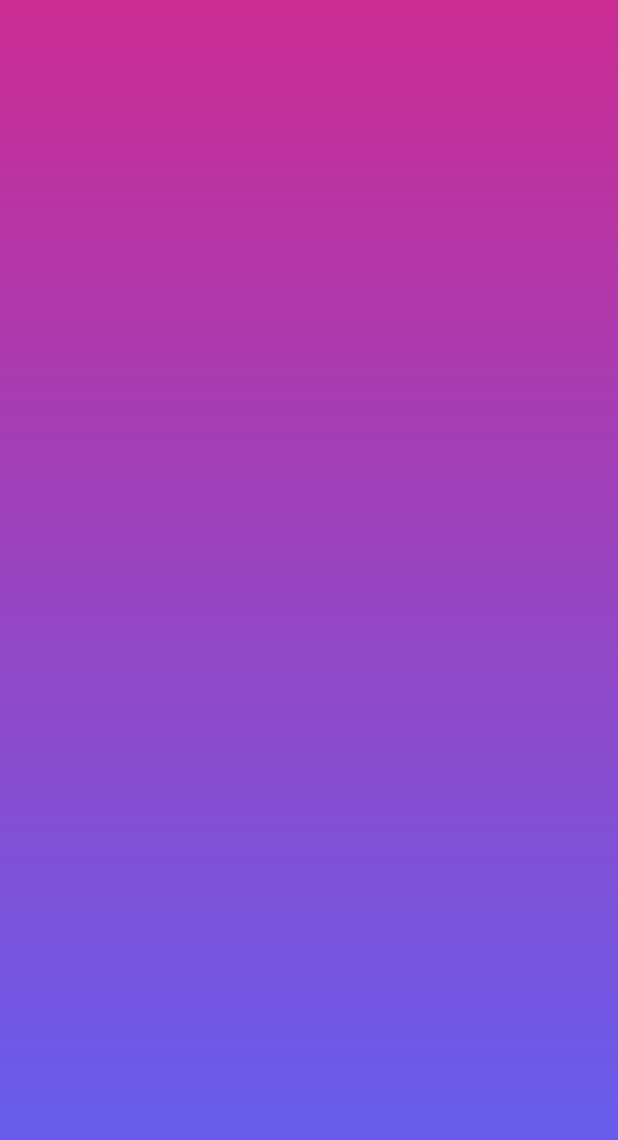
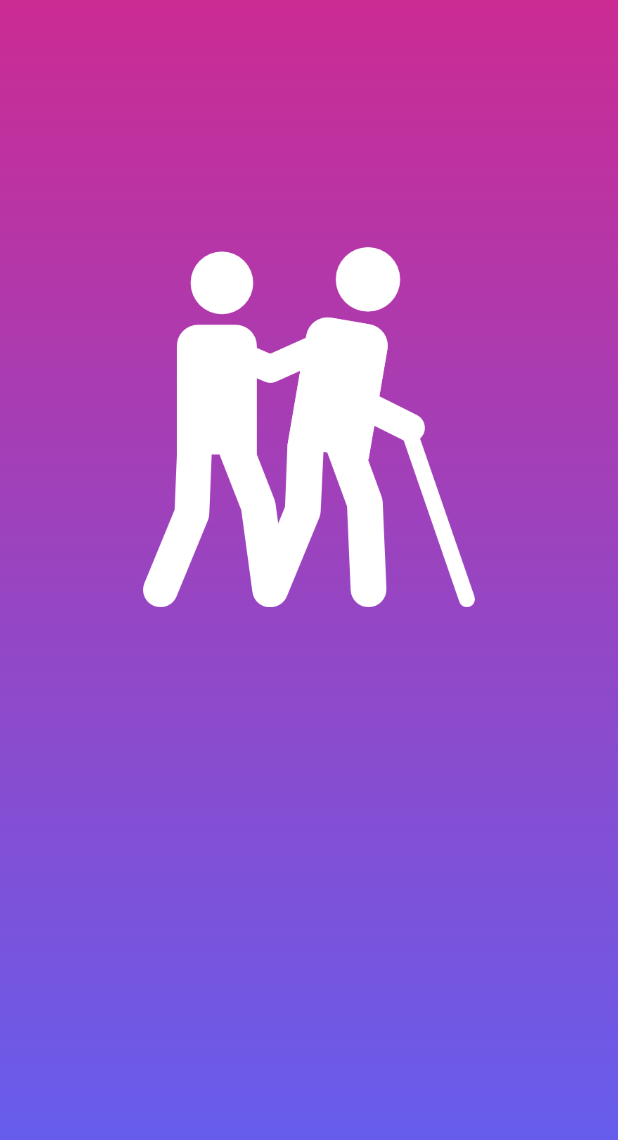
Before and after one commit to cp2392/fyp_app, a Flutter app: the screen it shows after launch, on a phone screen of 412 x 824 dp. Shown: the top 1140 px of the screen. Run offline on Flutter 3.47's test engine with Material 3 defaults, Android fonts, the phone set to English and light mode, and no system bars.

```diff
--- a/lib/screens/signin_screen.dart
+++ b/lib/screens/signin_screen.dart
@@ -13,6 +13,8 @@ class _SignInScreenState extends State<SignInScreen> {
   Widget build(BuildContext context) {
     return Scaffold(
       body: Container(
+        width: MediaQuery.of(context).size.width,
+        height: MediaQuery.of(context).size.height,
         decoration: BoxDecoration(
             gradient: LinearGradient(colors: [
           hexStringtToColor("CB2B93"),
@@ -20,16 +22,16 @@ class _SignInScreenState extends State<SignInScreen> {
           hexStringtToColor("5E61F4")
         ],
         begin: Alignment.topCenter, end: Alignment.bottomCenter)),
-        // child: SingleChildScrollView(
-        //     child: Padding(
-        //   padding: EdgeInsets.fromLTRB(
-        //       20, MediaQuery.of(context).size.height * 0.2, 20, 0),
-        //   // child: Column(
-        //   //   children: <Widget>[
-        //   //     logoWidget("assets/images/logo1.png"),
-        //   //   ],
-        //   // ),
-        // )),
+        child: SingleChildScrollView(
+            child: Padding(
+          padding: EdgeInsets.fromLTRB(
+              20, MediaQuery.of(context).size.height * 0.2, 20, 0),
+          child: Column(
+            children: <Widget>[
+              logoWidget("assets/images/logo1.png"),
+            ],
+          ),
+        )),
       ),
     );
   }
@@ -40,6 +42,7 @@ class _SignInScreenState extends State<SignInScreen> {
       fit: BoxFit.fitWidth,
       width: 240,
       height: 240,
+      color: Colors.white,
     );
   }
 
```
Also changed, not shown: assets/images/8292047.jpg (deleted).
